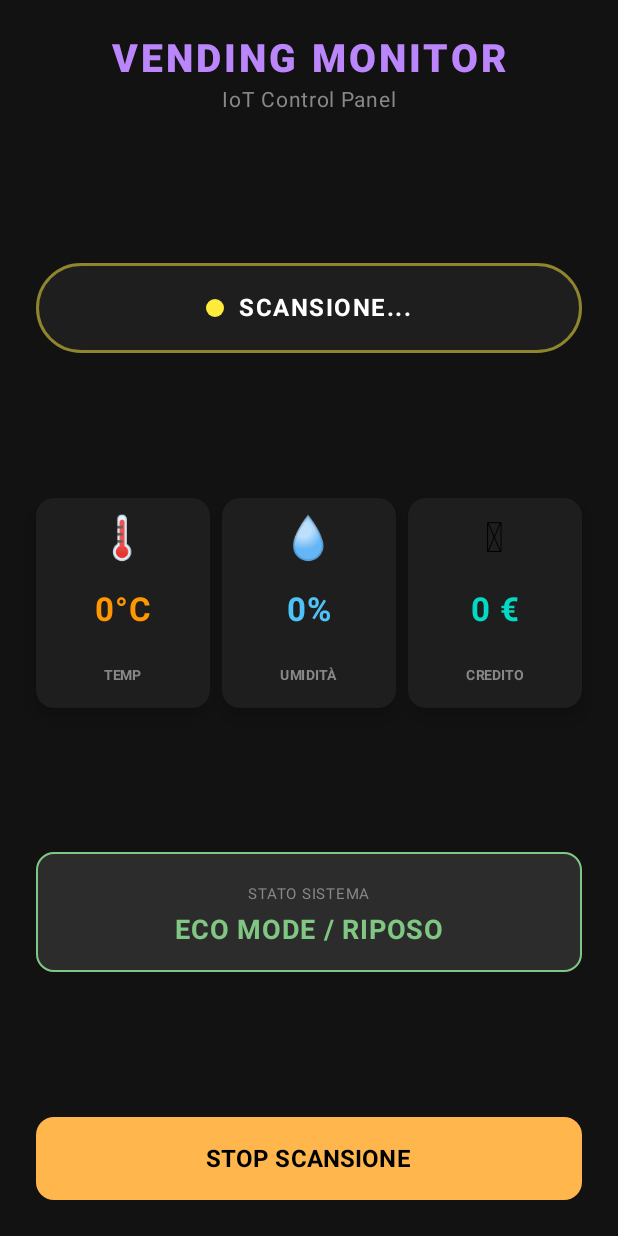
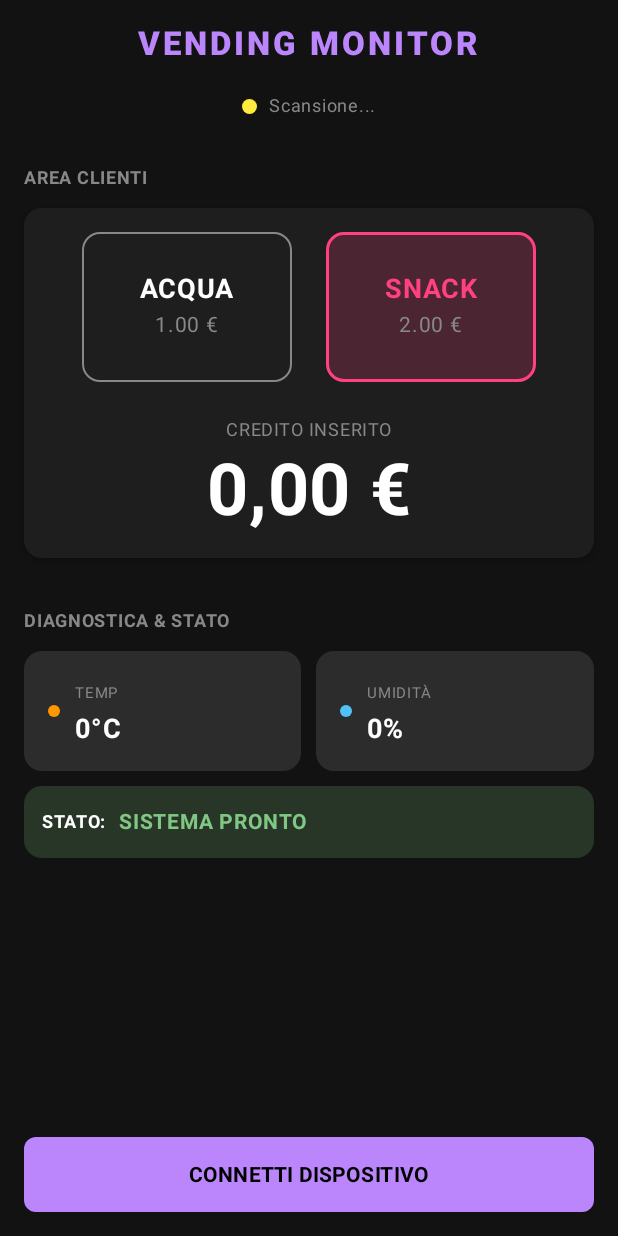
Before and after one commit to santoromarco74/VendingMachine, an Android app built with Jetpack Compose: the screen it shows after launch (MainActivity), after a tap on "CONNETTI DISPOSITIVO", on a phone screen of 412 x 824 dp. Run offline under Robolectric (Android 15) with nearby library versions, the phone set to English and light mode, and no system bars; 2 other taps on this screen came first.

Commit message:
feat: Implement product selection and refactor UI
This commit introduces a major UI redesign focused on a customer/technician split view and adds functionality for product selection via BLE commands.

**New Features & BLE Logic:**
- **Product Selection:**
    - Adds `ProductButton` composables for "ACQUA" and "SNACK", which send a corresponding command (1 or 2) to the peripheral when selected.
    - Implements a `writeCommand` function to send byte commands to the new `CMD_CHAR_UUID` characteristic.
    - Corrects the `writeCharacteristic` call to use `WRITE_TYPE_NO_RESPONSE`, fixing a potential write issue.
    - Automatically sends the default product selection command ("ACQUA") after BLE notifications are enabled.
- **Sequential Notification Chain:** The notification enabling logic for `CHAR_TEMP_UUID`, `CHAR_HUM_UUID`, and `CHAR_STATUS_UUID` is now followed by sending the initial product selection command.

**UI/UX Redesign:**
- **Split-View Layout:** The UI is now organized into two distinct sections:
    - **"AREA CLIENTI" (Customer Area):** Features large `ProductButton` selectors and a prominent display for the inserted credit.
    - **"DIAGNOSTICA & STATO" (Technician Area):** Contains diagnostic info with new `SensorMiniCard` components for temperature and humidity, and a redesigned `MachineStateBar`.
- **New & Refactored Components:**
    - `ProductButton`: A new clickable card to select a product.
    - `SensorMiniCard`: A compact card for displaying sensor data in the diagnostics section.
    - `MachineStateBar`: Replaces the larger `MachineStateCard` with a more compact, colored bar to show system status.
    - `StatusIndicator`: Simplified to be a smaller, less prominent dot and text element.
- **Layout & Styling:**
    - The main layout is refactored for better organization using `Spacer` and section headers.
    - Text strings for machine states are made more concise (e.g., "ECO MODE / RIPOSO" is now "SISTEMA PRONTO").
    - The main action button's logic is simplified, removing the distinct state for "STOP SCANSIONE".

```diff
--- a/app/src/main/java/com/example/vendingmonitor/MainActivity.kt
+++ b/app/src/main/java/com/example/vendingmonitor/MainActivity.kt
@@ -18,6 +18,7 @@ import androidx.activity.compose.setContent
 import androidx.activity.result.contract.ActivityResultContracts
 import androidx.compose.foundation.BorderStroke
 import androidx.compose.foundation.background
+import androidx.compose.foundation.clickable
 import androidx.compose.foundation.layout.*
 import androidx.compose.foundation.shape.CircleShape
 import androidx.compose.foundation.shape.RoundedCornerShape
@@ -25,6 +26,8 @@ import androidx.compose.material3.*
 import androidx.compose.runtime.*
 import androidx.compose.ui.Alignment
 import androidx.compose.ui.Modifier
+import androidx.compose.ui.draw.clip
+import androidx.compose.ui.graphics.Brush
 import androidx.compose.ui.graphics.Color
 import androidx.compose.ui.text.font.FontWeight
 import androidx.compose.ui.unit.dp
@@ -38,18 +41,20 @@ import java.util.*
 val SERVICE_UUID: UUID = UUID.fromString("0000A000-0000-1000-8000-00805f9b34fb")
 val CHAR_TEMP_UUID: UUID = UUID.fromString("0000A001-0000-1000-8000-00805f9b34fb")
 val CHAR_STATUS_UUID: UUID = UUID.fromString("0000A002-0000-1000-8000-00805f9b34fb")
-val CHAR_HUM_UUID: UUID = UUID.fromString("0000A003-0000-1000-8000-00805f9b34fb") // <--- NUOVO UUID
+val CHAR_HUM_UUID: UUID = UUID.fromString("0000A003-0000-1000-8000-00805f9b34fb")
+val CMD_CHAR_UUID: UUID = UUID.fromString("0000A004-0000-1000-8000-00805f9b34fb") // <--- UUID COMANDI
 val CCCD_UUID: UUID = UUID.fromString("00002902-0000-1000-8000-00805f9b34fb")
 
 class MainActivity : ComponentActivity() {
 
     // Stati UI
     private var tempState by mutableIntStateOf(0)
-    private var humState by mutableIntStateOf(0) // <--- NUOVO STATO
+    private var humState by mutableIntStateOf(0)
     private var creditState by mutableIntStateOf(0)
     private var machineState by mutableIntStateOf(0)
     private var connectionStatus by mutableStateOf("Disconnesso")
     private var isScanning by mutableStateOf(false)
+    private var selectedProduct by mutableStateOf("ACQUA") // Default
 
     private var bluetoothGatt: BluetoothGatt? = null
     private val mainHandler = Handler(Looper.getMainLooper())
@@ -68,9 +73,7 @@ class MainActivity : ComponentActivity() {
     @SuppressLint("MissingPermission")
     override fun onDestroy() {
         super.onDestroy()
-        bluetoothGatt?.let { gatt ->
-            try { gatt.disconnect(); gatt.close() } catch (e: Exception) {}
-        }
+        bluetoothGatt?.let { try { it.disconnect(); it.close() } catch (e: Exception) {} }
         bluetoothGatt = null
     }
 
@@ -84,34 +87,127 @@ class MainActivity : ComponentActivity() {
         }
 
         Column(
-            modifier = Modifier.fillMaxSize().padding(24.dp),
-            horizontalAlignment = Alignment.CenterHorizontally,
-            verticalArrangement = Arrangement.SpaceBetween
+            modifier = Modifier.fillMaxSize().padding(16.dp),
+            horizontalAlignment = Alignment.CenterHorizontally
         ) {
             // HEADER
-            Column(horizontalAlignment = Alignment.CenterHorizontally) {
-                Text("VENDING MONITOR", fontSize = 26.sp, fontWeight = FontWeight.Black, color = Color(0xFFBB86FC), letterSpacing = 2.sp)
-                Text("IoT Control Panel", fontSize = 14.sp, color = Color.Gray)
+            Text("VENDING MONITOR", fontSize = 22.sp, fontWeight = FontWeight.Black, color = Color(0xFFBB86FC), letterSpacing = 2.sp)
+            Spacer(modifier = Modifier.height(16.dp))
+
+            // STATUS CONNECTION
+            StatusIndicator()
+
+            Spacer(modifier = Modifier.height(24.dp))
+
+            // --- ZONA ACQUISTO (CLIENTE) ---
+            Text("AREA CLIENTI", fontSize = 12.sp, color = Color.Gray, fontWeight = FontWeight.Bold, modifier = Modifier.align(Alignment.Start))
+            Spacer(modifier = Modifier.height(8.dp))
+
+            Card(
+                colors = CardDefaults.cardColors(containerColor = Color(0xFF1E1E1E)),
+                elevation = CardDefaults.cardElevation(4.dp),
+                modifier = Modifier.fillMaxWidth()
+            ) {
+                Column(modifier = Modifier.padding(16.dp)) {
+                    // SELETTORE PRODOTTI
+                    Row(modifier = Modifier.fillMaxWidth(), horizontalArrangement = Arrangement.SpaceEvenly) {
+                        ProductButton("ACQUA", "1.00 €", Color(0xFF00E5FF), selectedProduct == "ACQUA") {
+                            selectedProduct = "ACQUA"
+                            writeCommand(1) // Invia comando 1
+                        }
+                        ProductButton("SNACK", "2.00 €", Color(0xFFFF4081), selectedProduct == "SNACK") {
+                            selectedProduct = "SNACK"
+                            writeCommand(2) // Invia comando 2
+                        }
+                    }
+                    Spacer(modifier = Modifier.height(20.dp))
+
+                    // CREDITO RESIDUO (GRANDE)
+                    Column(modifier = Modifier.fillMaxWidth(), horizontalAlignment = Alignment.CenterHorizontally) {
+                        Text("CREDITO INSERITO", fontSize = 12.sp, color = Color.Gray)
+                        Text("$creditState,00 €", fontSize = 48.sp, fontWeight = FontWeight.Bold, color = Color.White)
+                    }
+                }
             }
 
-            // STATUS
-            StatusIndicator()
+            Spacer(modifier = Modifier.height(30.dp))
 
-            // GRIGLIA DATI (3 CARD)
-            Row(modifier = Modifier.fillMaxWidth(), horizontalArrangement = Arrangement.spacedBy(8.dp)) {
-                SensorCard("TEMP", "$tempState°C", "🌡️", Color(0xFFFF9800), Modifier.weight(1f))
-                SensorCard("UMIDITÀ", "$humState%", "💧", Color(0xFF4FC3F7), Modifier.weight(1f)) // <--- NUOVA CARD AZZURRA
-                SensorCard("CREDITO", "$creditState €", "🪙", Color(0xFF03DAC5), Modifier.weight(1f))
+            // --- ZONA MANUTENZIONE (TECNICO) ---
+            Text("DIAGNOSTICA & STATO", fontSize = 12.sp, color = Color.Gray, fontWeight = FontWeight.Bold, modifier = Modifier.align(Alignment.Start))
+            Spacer(modifier = Modifier.height(8.dp))
+
+            Row(modifier = Modifier.fillMaxWidth(), horizontalArrangement = Arrangement.spacedBy(10.dp)) {
+                SensorMiniCard("TEMP", "$tempState°C", Color(0xFFFF9800), Modifier.weight(1f))
+                SensorMiniCard("UMIDITÀ", "$humState%", Color(0xFF4FC3F7), Modifier.weight(1f))
             }
 
-            // MACHINE STATE
-            MachineStateCard()
+            Spacer(modifier = Modifier.height(10.dp))
+            MachineStateBar()
 
-            // BUTTON
+            Spacer(modifier = Modifier.weight(1f))
+
+            // PULSANTE AZIONE (FONDO SCHERMO)
             ActionButton(permissionsLauncher)
         }
     }
 
+    // --- NUOVI COMPONENTI UI ---
+
+    @Composable
+    fun ProductButton(name: String, price: String, color: Color, isSelected: Boolean, onClick: () -> Unit) {
+        val bg = if(isSelected) color.copy(alpha = 0.2f) else Color.Transparent
+        val border = if(isSelected) BorderStroke(2.dp, color) else BorderStroke(1.dp, Color.Gray)
+
+        Card(
+            modifier = Modifier.size(width = 140.dp, height = 100.dp).clickable { onClick() },
+            colors = CardDefaults.cardColors(containerColor = bg),
+            border = border
+        ) {
+            Column(
+                modifier = Modifier.fillMaxSize(),
+                verticalArrangement = Arrangement.Center,
+                horizontalAlignment = Alignment.CenterHorizontally
+            ) {
+                Text(name, fontWeight = FontWeight.Bold, fontSize = 18.sp, color = if(isSelected) color else Color.White)
+                Text(price, fontSize = 14.sp, color = Color.Gray)
+            }
+        }
+    }
+
+    @Composable
+    fun SensorMiniCard(title: String, value: String, color: Color, modifier: Modifier) {
+        Card(modifier = modifier, colors = CardDefaults.cardColors(containerColor = Color(0xFF2C2C2C))) {
+            Row(modifier = Modifier.padding(16.dp), verticalAlignment = Alignment.CenterVertically) {
+                Box(modifier = Modifier.size(8.dp).background(color, CircleShape))
+                Spacer(modifier = Modifier.width(10.dp))
+                Column {
+                    Text(title, fontSize = 10.sp, color = Color.Gray)
+                    Text(value, fontSize = 18.sp, fontWeight = FontWeight.Bold, color = Color.White)
+                }
+            }
+        }
+    }
+
+    @Composable
+    fun MachineStateBar() {
+        val (testo, colore) = when(machineState) {
+            0 -> "SISTEMA PRONTO" to Color(0xFF81C784)
+            1 -> "IN ATTESA..." to Color(0xFF64B5F6)
+            2 -> "EROGAZIONE..." to Color(0xFFFFD54F)
+            3 -> "RESTO / RIMBORSO" to Color(0xFFBA68C8)
+            4 -> "ERRORE TEMP" to Color(0xFFE57373)
+            else -> "--" to Color.Gray
+        }
+        Card(colors = CardDefaults.cardColors(containerColor = colore.copy(alpha=0.2f)), modifier = Modifier.fillMaxWidth()) {
+            Row(modifier = Modifier.padding(12.dp), verticalAlignment = Alignment.CenterVertically) {
+                Text("STATO:", fontSize = 12.sp, color = Color.White, fontWeight = FontWeight.Bold)
+                Spacer(modifier = Modifier.width(8.dp))
+                Text(testo, fontSize = 14.sp, color = colore, fontWeight = FontWeight.Bold)
+            }
+        }
+    }
+
+    // ... (StatusIndicator e ActionButton rimangono uguali, vedi sotto) ...
     @Composable
     fun StatusIndicator() {
         val colorStato = when {
@@ -119,96 +215,62 @@ class MainActivity : ComponentActivity() {
             isScanning -> Color(0xFFFFEB3B)
             else -> Color(0xFFCF6679)
         }
-        Card(
-            shape = RoundedCornerShape(50),
-            border = BorderStroke(2.dp, colorStato.copy(alpha = 0.5f)),
-            colors = CardDefaults.cardColors(containerColor = Color(0xFF1E1E1E)),
-            modifier = Modifier.fillMaxWidth().height(60.dp)
-        ) {
-            Box(contentAlignment = Alignment.Center, modifier = Modifier.fillMaxSize()) {
-                Row(verticalAlignment = Alignment.CenterVertically) {
-                    Box(modifier = Modifier.size(12.dp).background(colorStato, CircleShape))
-                    Spacer(modifier = Modifier.width(10.dp))
-                    Text(text = connectionStatus.uppercase(), fontWeight = FontWeight.Bold, color = Color.White, letterSpacing = 1.sp)
-                }
-            }
-        }
-    }
-
-    @Composable
-    fun SensorCard(title: String, value: String, icon: String, color: Color, modifier: Modifier) {
-        Card(
-            modifier = modifier.height(140.dp),
-            colors = CardDefaults.cardColors(containerColor = Color(0xFF1E1E1E)),
-            elevation = CardDefaults.cardElevation(8.dp)
-        ) {
-            Column(
-                modifier = Modifier.fillMaxSize().padding(10.dp),
-                verticalArrangement = Arrangement.SpaceBetween,
-                horizontalAlignment = Alignment.CenterHorizontally
-            ) {
-                Text(icon, fontSize = 28.sp)
-                Text(value, fontSize = 22.sp, fontWeight = FontWeight.Bold, color = color)
-                Text(title, fontSize = 9.sp, color = Color.Gray, fontWeight = FontWeight.Bold)
-            }
-        }
-    }
-
-    @Composable
-    fun MachineStateCard() {
-        val (testo, colore) = when(machineState) {
-            0 -> "ECO MODE / RIPOSO" to Color(0xFF81C784)
-            1 -> "INSERISCI MONETA" to Color(0xFF64B5F6)
-            2 -> "EROGAZIONE IN CORSO..." to Color(0xFFFFD54F)
-            3 -> "RESTO / RIMBORSO" to Color(0xFFBA68C8)
-            4 -> "⚠️ ERRORE TEMP ⚠️" to Color(0xFFE57373)
-            else -> "NON SINCRONIZZATO" to Color.Gray
-        }
-        Card(
-            modifier = Modifier.fillMaxWidth().height(80.dp),
-            colors = CardDefaults.cardColors(containerColor = Color(0xFF2C2C2C)),
-            border = BorderStroke(1.dp, colore)
-        ) {
-            Column(modifier = Modifier.fillMaxSize(), verticalArrangement = Arrangement.Center, horizontalAlignment = Alignment.CenterHorizontally) {
-                Text("STATO SISTEMA", fontSize = 10.sp, color = Color.Gray)
-                Text(testo, fontSize = 18.sp, fontWeight = FontWeight.Bold, color = colore)
-            }
+        Row(verticalAlignment = Alignment.CenterVertically) {
+            Box(modifier = Modifier.size(10.dp).background(colorStato, CircleShape))
+            Spacer(modifier = Modifier.width(8.dp))
+            Text(connectionStatus, color = Color.Gray, fontSize = 12.sp)
         }
     }
 
     @Composable
     fun ActionButton(launcher: androidx.activity.result.ActivityResultLauncher<Array<String>>) {
-        val buttonColor = when {
-            connectionStatus == "Connesso" -> Color(0xFFCF6679)
-            isScanning -> Color(0xFFFFB74D)
-            else -> Color(0xFFBB86FC)
-        }
-        val buttonText = when {
-            connectionStatus == "Connesso" -> "DISCONNETTI"
-            isScanning -> "STOP SCANSIONE"
-            else -> "CONNETTI DISPOSITIVO"
-        }
+        val buttonColor = if(connectionStatus == "Connesso") Color(0xFFCF6679) else Color(0xFFBB86FC)
+        val text = if(connectionStatus == "Connesso") "DISCONNETTI" else "CONNETTI DISPOSITIVO"
+
         Button(
             onClick = {
-                when {
-                    connectionStatus == "Connesso" -> disconnectDevice()
-                    isScanning -> stopScan()
-                    else -> checkPermissionsAndScan(launcher)
-                }
+                if(connectionStatus == "Connesso") disconnectDevice()
+                else if(!isScanning) checkPermissionsAndScan(launcher)
+                else stopScan()
             },
             colors = ButtonDefaults.buttonColors(containerColor = buttonColor),
-            modifier = Modifier.fillMaxWidth().height(55.dp), shape = RoundedCornerShape(12.dp)
-        ) { Text(buttonText, fontWeight = FontWeight.Bold, fontSize = 16.sp, color = Color.Black) }
+            modifier = Modifier.fillMaxWidth().height(50.dp),
+            shape = RoundedCornerShape(8.dp)
+        ) { Text(text, color = Color.Black, fontWeight = FontWeight.Bold) }
     }
 
     // --- LOGICA BLUETOOTH ---
 
+    // NUOVA FUNZIONE DI SCRITTURA (CORRETTA)
+    @SuppressLint("MissingPermission")
+    private fun writeCommand(cmd: Int) {
+        if (bluetoothGatt == null) return
+        val service = bluetoothGatt?.getService(SERVICE_UUID) ?: return
+        val charCmd = service.getCharacteristic(CMD_CHAR_UUID) ?: return
+
+        val payload = byteArrayOf(cmd.toByte())
+
+        // Android 13+ (Tiramisu) usa una sintassi diversa
+        if (Build.VERSION.SDK_INT >= Build.VERSION_CODES.TIRAMISU) {
+            bluetoothGatt?.writeCharacteristic(
+                charCmd,
+                payload,
+                BluetoothGattCharacteristic.WRITE_TYPE_NO_RESPONSE // <--- QUI ERA L'ERRORE
+            )
+        } else {
+            // Versioni vecchie di Android
+            charCmd.value = payload
+            charCmd.writeType = BluetoothGattCharacteristic.WRITE_TYPE_NO_RESPONSE
+            bluetoothGatt?.writeCharacteristic(charCmd)
+        }
+    }
+
     @SuppressLint("MissingPermission")
     private fun disconnectDevice() {
-        bluetoothGatt?.let { gatt -> gatt.disconnect(); gatt.close() }
+        bluetoothGatt?.let { it.disconnect(); it.close() }
         bluetoothGatt = null
         connectionStatus = "Disconnesso"
-        tempState = 0; humState = 0; creditState = 0; machineState = 0
+        tempState=0; humState=0; creditState=0; machineState=0
     }
 
     @SuppressLint("MissingPermission")
@@ -223,7 +285,6 @@ class MainActivity : ComponentActivity() {
         val hasScan = if (Build.VERSION.SDK_INT >= Build.VERSION_CODES.S) ActivityCompat.checkSelfPermission(this, Manifest.permission.BLUETOOTH_SCAN) == PackageManager.PERMISSION_GRANTED else true
         val hasConnect = if (Build.VERSION.SDK_INT >= Build.VERSION_CODES.S) ActivityCompat.checkSelfPermission(this, Manifest.permission.BLUETOOTH_CONNECT) == PackageManager.PERMISSION_GRANTED else true
         val hasLoc = ActivityCompat.checkSelfPermission(this, Manifest.permission.ACCESS_FINE_LOCATION) == PackageManager.PERMISSION_GRANTED
-
         if (hasScan && hasConnect && hasLoc) startScan()
         else {
             val perms = mutableListOf(Manifest.permission.ACCESS_FINE_LOCATION, Manifest.permission.ACCESS_COARSE_LOCATION)
@@ -239,7 +300,6 @@ class MainActivity : ComponentActivity() {
         if (scanner == null) { connectionStatus = "Bluetooth Spento!"; return }
         connectionStatus = "Scansione..."
         isScanning = true
-
         scanner.startScan(object : ScanCallback() {
             override fun onScanResult(callbackType: Int, result: ScanResult?) {
                 val device = result?.device ?: return
@@ -257,7 +317,6 @@ class MainActivity : ComponentActivity() {
     private fun connectToDevice(device: BluetoothDevice) {
         runOnUiThread { connectionStatus = "Connessione..." }
         bluetoothGatt = device.connectGatt(this, false, object : BluetoothGattCallback() {
-
             override fun onConnectionStateChange(gatt: BluetoothGatt?, status: Int, newState: Int) {
                 if (newState == BluetoothProfile.STATE_CONNECTED) {
                     runOnUiThread { connectionStatus = "Connesso" }
@@ -266,24 +325,19 @@ class MainActivity : ComponentActivity() {
                     runOnUiThread { connectionStatus = "Disconnesso" }; gatt?.close()
                 }
             }
-
             override fun onServicesDiscovered(gatt: BluetoothGatt?, status: Int) {
                 if (status == BluetoothGatt.GATT_SUCCESS && gatt != null) {
                     val service = gatt.getService(SERVICE_UUID)
                     if (service != null) {
-                        // SEQUENZA DI AVVIO: Prima attiviamo la Temperatura
                         val charTemp = service.getCharacteristic(CHAR_TEMP_UUID)
                         if (charTemp != null) enableNotification(gatt, charTemp)
                     }
                 }
             }
-
             override fun onDescriptorWrite(gatt: BluetoothGatt?, descriptor: BluetoothGattDescriptor?, status: Int) {
                 if (status == BluetoothGatt.GATT_SUCCESS) {
                     val uuid = descriptor?.characteristic?.uuid
                     val service = gatt?.getService(SERVICE_UUID)
-
-                    // LOGICA SEQUENZIALE: TEMP -> HUM -> STATO
                     if (uuid == CHAR_TEMP_UUID) {
                         val charHum = service?.getCharacteristic(CHAR_HUM_UUID)
                         if (charHum != null) { Thread.sleep(100); enableNotification(gatt!!, charHum) }
@@ -292,16 +346,19 @@ class MainActivity : ComponentActivity() {
                         val charStatus = service?.getCharacteristic(CHAR_STATUS_UUID)
                         if (charStatus != null) { Thread.sleep(100); enableNotification(gatt!!, charStatus) }
                     }
+                    // Dopo aver attivato tutto, inviamo la selezione di default (ACQUA)
+                    else if (uuid == CHAR_STATUS_UUID) {
+                        writeCommand(1)
+                    }
                 }
             }
-
             override fun onCharacteristicChanged(gatt: BluetoothGatt, characteristic: BluetoothGattCharacteristic) {
                 val data = characteristic.value
                 if (characteristic.uuid == CHAR_TEMP_UUID) {
                     val temp = ByteBuffer.wrap(data).order(ByteOrder.LITTLE_ENDIAN).int
                     runOnUiThread { tempState = temp }
                 }
-                else if (characteristic.uuid == CHAR_HUM_UUID) { // <--- GESTIONE UMIDITÀ
+                else if (characteristic.uuid == CHAR_HUM_UUID) {
                     val hum = ByteBuffer.wrap(data).order(ByteOrder.LITTLE_ENDIAN).int
                     runOnUiThread { humState = hum }
                 }
```
